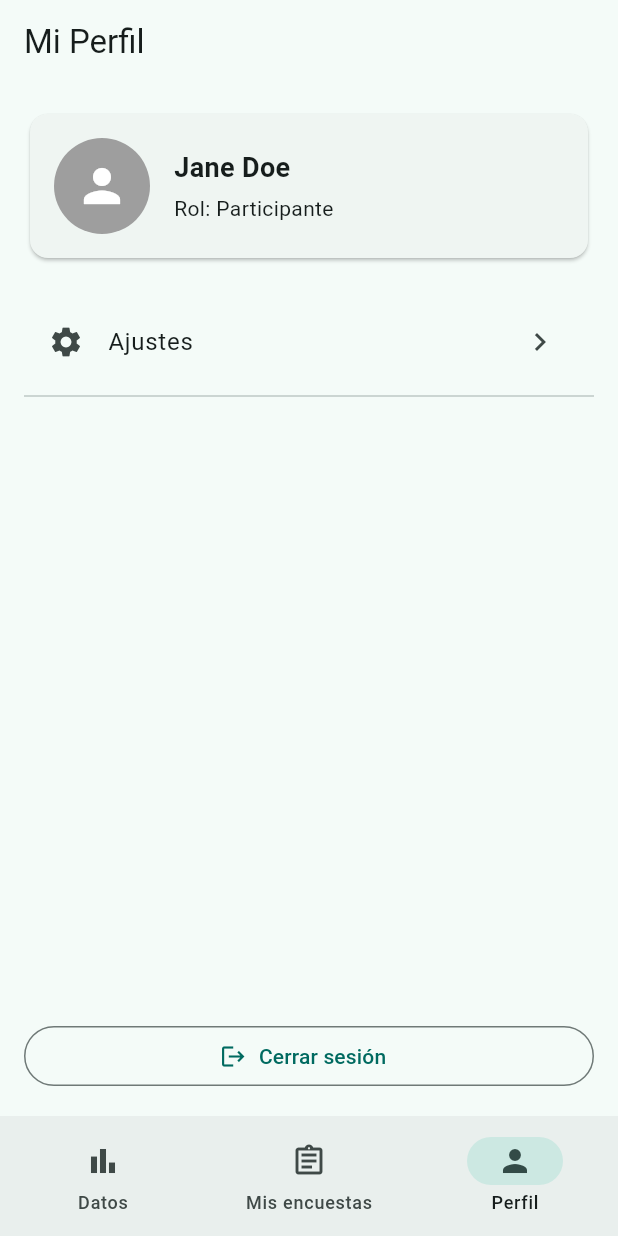
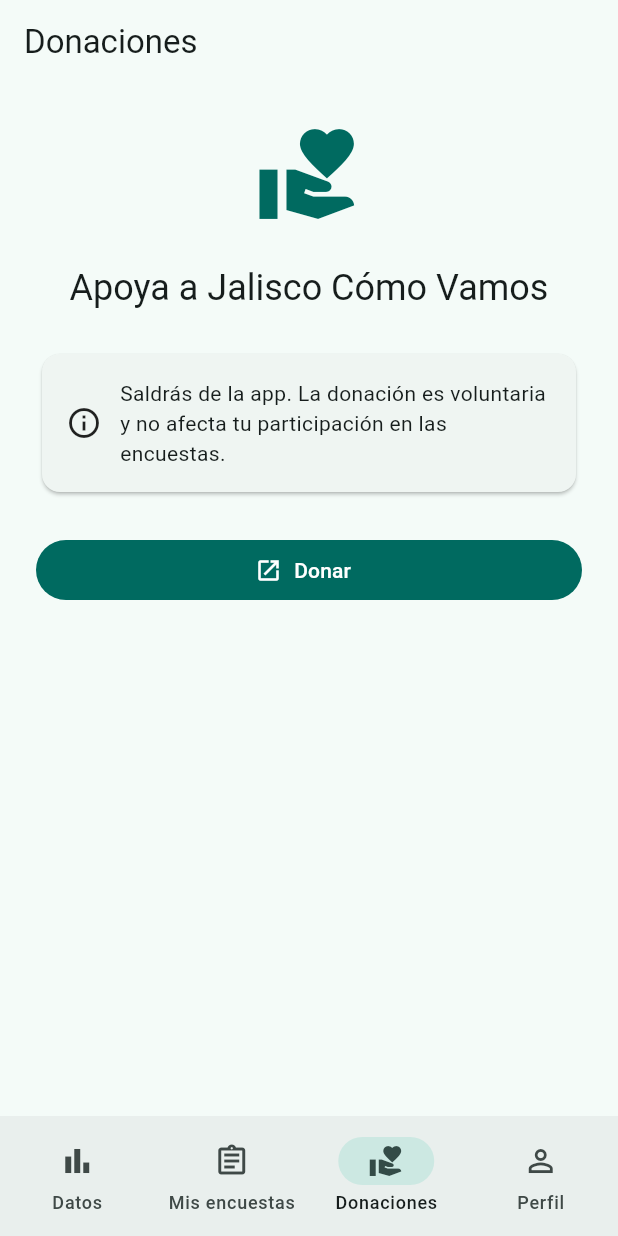
Before and after one commit to student-since-bc/tc2007b-app-project, a Flutter app: the screen it shows after launch, item 3 of the bottom bar chosen, on a phone screen of 412 x 824 dp. Run offline on Flutter 3.47's test engine with Material 3 defaults, Android fonts, the phone set to English and light mode, and no system bars.

Commit message:
Panel de donaciones implementado

```diff
--- a/jaliscocomovamos_app/analysis_options.yaml
+++ b/jaliscocomovamos_app/analysis_options.yaml
@@ -1,3 +1,4 @@
+
 # This file configures the analyzer, which statically analyzes Dart code to
 # check for errors, warnings, and lints.
 #
--- a/jaliscocomovamos_app/lib/routes.dart
+++ b/jaliscocomovamos_app/lib/routes.dart
@@ -5,6 +5,7 @@
 import 'surveys/survey_question.dart';
 import 'surveys/survey_confirm.dart';
 import 'surveys/survey_done.dart';
+
 
 class Routes {
   static const shell = '/';
--- /dev/null
+++ b/jaliscocomovamos_app/lib/screens/donation_screen.dart
@@ -0,0 +1,58 @@
+import 'package:flutter/material.dart';
+import '../mock/mock_data.dart'; // Textos.avisoSalidaDonacion
+
+/// Donation screen (navigation only for now).
+/// The button does NOT open any external page yet.
+class DonationScreen extends StatelessWidget {
+  const DonationScreen({super.key});
+
+  @override
+  Widget build(BuildContext context) {
+    final theme = Theme.of(context);
+
+    return Scaffold(
+      appBar: AppBar(title: const Text('Donaciones')),
+      body: ListView(
+        padding: const EdgeInsets.all(24),
+        children: [
+          Icon(
+            Icons.volunteer_activism,
+            size: 72,
+            color: theme.colorScheme.primary,
+            semanticLabel: 'Donaciones',
+          ),
+          const SizedBox(height: 24),
+          Text(
+            'Apoya a Jalisco Cómo Vamos', // TODO: final copy from JCV
+            style: theme.textTheme.headlineSmall,
+            textAlign: TextAlign.center,
+          ),
+          const SizedBox(height: 24),
+          Card(
+            child: Padding(
+              padding: const EdgeInsets.all(16),
+              child: Row(
+                children: [
+                  const Icon(Icons.info_outline),
+                  const SizedBox(width: 12),
+                  Expanded(child: Text(Textos.avisoSalidaDonacion)),
+                ],
+              ),
+            ),
+          ),
+          const SizedBox(height: 24),
+          FilledButton.icon(
+            onPressed: () {
+              // TODO: open the real donation URL once JCV confirms it.
+              ScaffoldMessenger.of(context).showSnackBar(
+                const SnackBar(content: Text('Próximamente')),
+              );
+            },
+            icon: const Icon(Icons.open_in_new),
+            label: const Text('Donar'),
+          ),
+        ],
+      ),
+    );
+  } // build()
+} // DonationScreen
--- a/jaliscocomovamos_app/lib/screens/profile_screen.dart
+++ b/jaliscocomovamos_app/lib/screens/profile_screen.dart
@@ -61,7 +61,9 @@
                 // TODO: Add settings action
               },
             ),
+
             const Divider(),
+
 
             const Spacer(),
 
--- a/jaliscocomovamos_app/lib/shell/main_shell.dart
+++ b/jaliscocomovamos_app/lib/shell/main_shell.dart
@@ -4,6 +4,7 @@
 import '../screens/data_screen.dart';
 import '../screens/survey_screen.dart';
 import '../screens/profile_screen.dart';
+import '../screens/donation_screen.dart';
 
 
 class MainShell extends StatefulWidget {
@@ -19,8 +20,10 @@
   final List<Widget> _tabs = const [
     DataScreen(),
     SurveyScreen(),
+    DonationScreen(),
     ProfileScreen(),
   ]; // tabs
+
 
   @override
   Widget build(BuildContext context) {
--- a/jaliscocomovamos_app/lib/widgets/app_nav_bar.dart
+++ b/jaliscocomovamos_app/lib/widgets/app_nav_bar.dart
@@ -28,7 +28,13 @@
           selectedIcon: Icon(Icons.assignment),
           label: 'Mis encuestas',
         ),
-        // Button 2: Perfil
+        // Button 2: Donaciones
+        NavigationDestination(
+          icon: Icon(Icons.volunteer_activism_outlined),
+          selectedIcon: Icon(Icons.volunteer_activism),
+          label: 'Donaciones',
+        ),
+        // Button 3: Perfil
         NavigationDestination(
           icon: Icon(Icons.person_outline),
           selectedIcon: Icon(Icons.person),
--- a/jaliscocomovamos_app/pubspec.yaml
+++ b/jaliscocomovamos_app/pubspec.yaml
@@ -34,6 +34,7 @@
   # The following adds the Cupertino Icons font to your application.
   # Use with the CupertinoIcons class for iOS style icons.
   cupertino_icons: ^1.0.8
+  url_launcher: ^6.3.3
 
 dev_dependencies:
   flutter_test:
```
